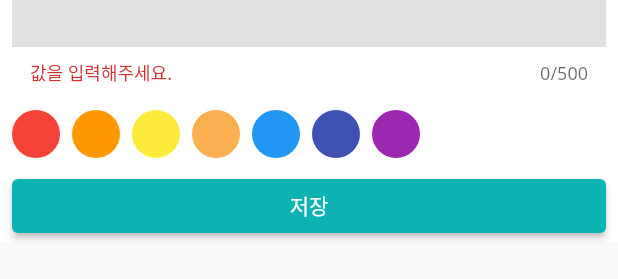
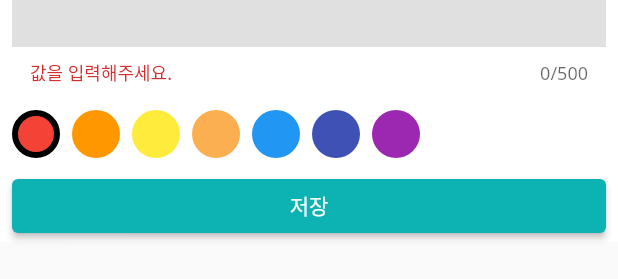
Before and after one commit to Juwon-Yun/flutter_calendar, a Flutter app: the ScheduleBottomSheet widget shown alone on an empty page, opened directly, on a phone screen of 412 x 824 dp. Shown: the part 376-655 px from the top of the screen. Run offline on Flutter 3.47's test engine with Material 2 defaults, Android fonts, the phone set to English and light mode, and no system bars; our stand-ins replace drift, get_it, table_calendar; accounts and stored records are empty; generated files the repository leaves out were written again.

Commit message:
Feat: circle border rendering when onTap with typedef

```diff
--- a/lib/components/custom_text_field.dart
+++ b/lib/components/custom_text_field.dart
@@ -21,7 +21,7 @@ class CustomTextField extends StatelessWidget {
       children: [
         Text(
           label,
-          style: TextStyle(color: primary_color, fontWeight: FontWeight.w600),
+          style: const TextStyle(color: primary_color, fontWeight: FontWeight.w600),
         ),
         isTime ? renderTextField() : Expanded(child: renderTextField()),
       ],
--- a/lib/components/new_schedule_bottom_sheet.dart
+++ b/lib/components/new_schedule_bottom_sheet.dart
@@ -1,7 +1,6 @@
 import 'package:flutter/material.dart';
 import 'package:flutter_calendar/components/custom_text_field.dart';
 import 'package:flutter_calendar/constants/colors.dart';
-import 'package:flutter_calendar/model/category.dart';
 import 'package:flutter_calendar/repository/init_db.dart';
 import 'package:get_it/get_it.dart';
 
@@ -18,6 +17,7 @@ class _ScheduleBottomSheetState extends State<ScheduleBottomSheet> {
   int? startTime;
   int? endTime;
   String? content;
+  int? selectedColorId;
 
   @override
   Widget build(BuildContext context) {
@@ -64,13 +64,24 @@ class _ScheduleBottomSheetState extends State<ScheduleBottomSheet> {
                     FutureBuilder<List<CategoryColor>>(
                         future: GetIt.I<LocalDataBase>().getCategoryColors(),
                         builder: (context, snapshot) {
-                          print(snapshot.data);
+                          if (snapshot.hasData &&
+                              selectedColorId == null &&
+                              snapshot.data!.isNotEmpty) {
+                            selectedColorId = snapshot.data![0].id;
+                          }
+
                           return _ColorPicker(
-                              colors: snapshot.hasData
-                                  ? snapshot.data!
-                                      .map((e) => e.hexCode)
-                                      .toList()
-                                  : []);
+                            colors: snapshot.hasData
+                                ? snapshot.data!.map((e) => e).toList()
+                                : [],
+                            selectedColorId: selectedColorId,
+                            // typedef
+                            colorIdSetter: (int id) {
+                              setState(() {
+                                selectedColorId = id;
+                              });
+                            },
+                          );
                         }),
                     const SizedBox(height: 8),
                     _SaveButton(onPressed: onSavePressed),
@@ -130,22 +141,30 @@ class _SaveButton extends StatelessWidget {
         Expanded(
             child: ElevatedButton(
           onPressed: onPressed,
-          child: const Text('저장'),
           style: ElevatedButton.styleFrom(
             primary: primary_color,
           ),
+          child: const Text('저장'),
         ))
       ],
     );
   }
 }
 
+typedef ColorIdSetter = void Function(int id);
+
 class _ColorPicker extends StatelessWidget {
-  final List<String> colors;
+  final List<CategoryColor> colors;
+  final int? selectedColorId;
+
+  // typeDef
+  final ColorIdSetter colorIdSetter;
 
   const _ColorPicker({
     Key? key,
     required this.colors,
+    required this.selectedColorId,
+    required this.colorIdSetter,
   }) : super(key: key);
 
   @override
@@ -155,7 +174,13 @@ class _ColorPicker extends StatelessWidget {
       spacing: 8,
       // 위 아래
       runSpacing: 10,
-      children: colors.map((e) => renderColor(e)).toList(),
+      children: colors
+          .map((e) => GestureDetector(
+              onTap: () {
+                colorIdSetter(e.id);
+              },
+              child: renderColor(e.hexCode, e.id == selectedColorId)))
+          .toList(),
       // [
       //   renderColor(Colors.red),
       //   renderColor(Colors.orange),
@@ -168,11 +193,13 @@ class _ColorPicker extends StatelessWidget {
     );
   }
 
-  Widget renderColor(String color) => Container(
+  Widget renderColor(String color, bool isSelected) => Container(
         decoration: BoxDecoration(
           // 16진수화 => radix : int
           color: Color(int.parse('0xFF$color')),
           shape: BoxShape.circle,
+          border:
+              isSelected ? Border.all(color: Colors.black, width: 4.0) : null,
         ),
         width: 32,
         height: 32,
```
